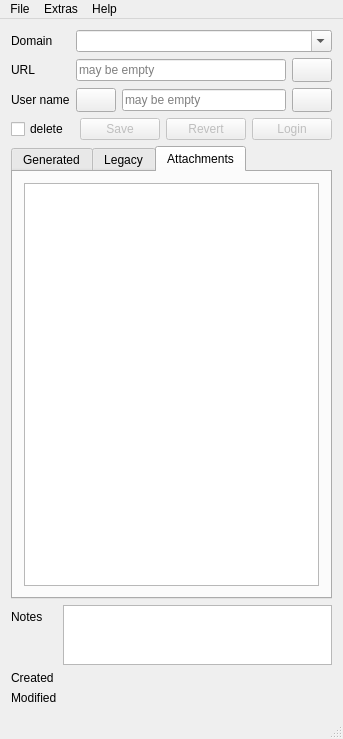
The window that Qt-SESAM/mainwindow.ui (607011/Qt-SESAM) describes before a commit, drawn with Qt 5.
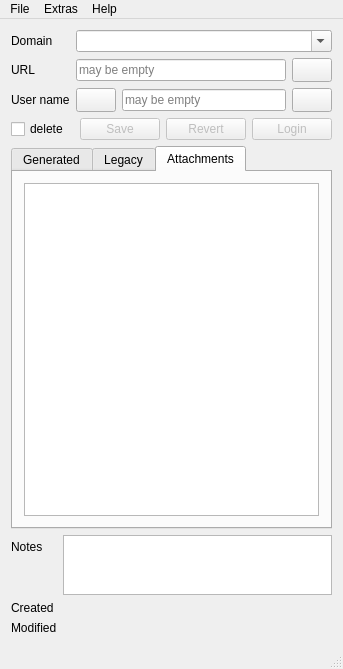
The same window after the commit. The open tabs and pages were chosen to show the change. Icons and pictures are not drawn. Custom widgets are drawn as their Qt base class.

```diff
--- a/Qt-SESAM/mainwindow.ui
+++ b/Qt-SESAM/mainwindow.ui
@@ -7,7 +7,7 @@
     <x>0</x>
     <y>0</y>
     <width>343</width>
-    <height>739</height>
+    <height>669</height>
    </rect>
   </property>
   <property name="sizePolicy">
```
Left out of the diff: 25 changed lines with no effect on the pictures.
